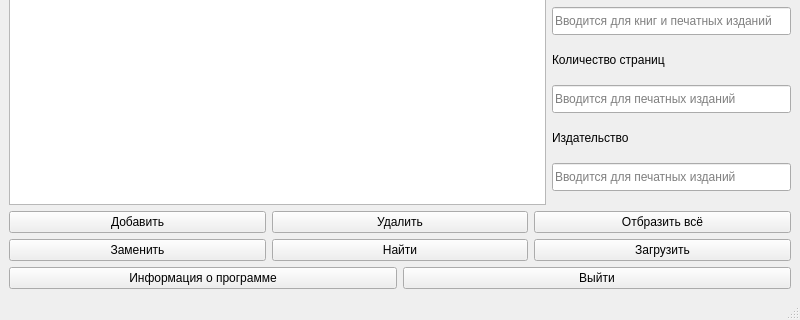
YA-sanYA/11_Zad4_Sorokin, file mainwindow.ui: the form before one commit; both pictures show x 0 to 800 and y 280 to 600 of the 800 by 600 pixel window.
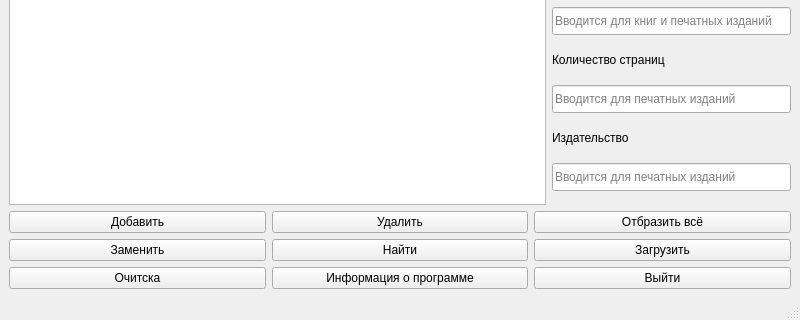
The form after the commit.

Diff of the .ui file:
```diff
--- a/mainwindow.ui
+++ b/mainwindow.ui
@@ -234,6 +234,13 @@
     </item>
     <item>
      <layout class="QHBoxLayout" name="horizontalLayout_3">
+      <item>
+       <widget class="QPushButton" name="ClearButton">
+        <property name="text">
+         <string>Очитска</string>
+        </property>
+       </widget>
+      </item>
       <item>
        <widget class="QPushButton" name="InfoButton">
         <property name="text">
```
